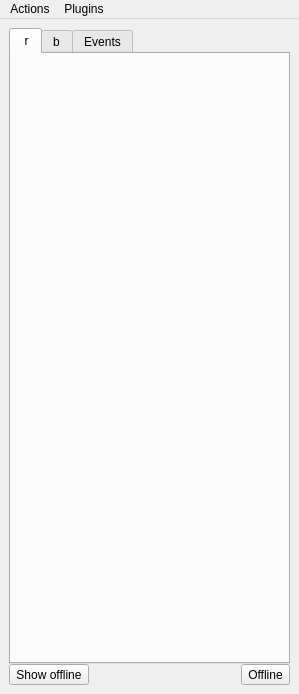
xmpp-graveyard/jabbim, file widgets/mainWindow.ui: the form before one commit.
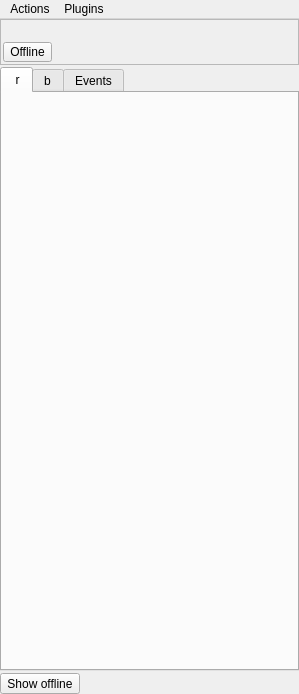
The form after the commit. Icons and pictures are not drawn.

Commit message: zacatek self kontaktu

```diff
--- a/widgets/mainWindow.ui
+++ b/widgets/mainWindow.ui
@@ -18,10 +18,10 @@
   <widget class="QWidget" name="centralwidget" >
    <layout class="QGridLayout" >
     <property name="margin" >
-     <number>9</number>
+     <number>0</number>
     </property>
     <property name="spacing" >
-     <number>6</number>
+     <number>0</number>
     </property>
     <item row="0" column="0" >
      <widget class="QStackedWidget" name="rosterStackedWidget" >
@@ -198,9 +198,93 @@
          <number>0</number>
         </property>
         <property name="spacing" >
-         <number>0</number>
+         <number>2</number>
         </property>
-        <item row="1" column="0" >
+        <item row="0" column="0" >
+         <widget class="QFrame" name="frame" >
+          <property name="frameShape" >
+           <enum>QFrame::StyledPanel</enum>
+          </property>
+          <property name="frameShadow" >
+           <enum>QFrame::Plain</enum>
+          </property>
+          <layout class="QGridLayout" >
+           <property name="margin" >
+            <number>2</number>
+           </property>
+           <property name="spacing" >
+            <number>0</number>
+           </property>
+           <item row="1" column="2" >
+            <spacer>
+             <property name="orientation" >
+              <enum>Qt::Horizontal</enum>
+             </property>
+             <property name="sizeHint" >
+              <size>
+               <width>161</width>
+               <height>20</height>
+              </size>
+             </property>
+            </spacer>
+           </item>
+           <item row="1" column="1" >
+            <widget class="QToolButton" name="statusButton" >
+             <property name="maximumSize" >
+              <size>
+               <width>16777215</width>
+               <height>20</height>
+              </size>
+             </property>
+             <property name="toolTip" >
+              <string>Here you can change your status</string>
+             </property>
+             <property name="text" >
+              <string>Offline</string>
+             </property>
+             <property name="popupMode" >
+              <enum>QToolButton::InstantPopup</enum>
+             </property>
+             <property name="toolButtonStyle" >
+              <enum>Qt::ToolButtonTextBesideIcon</enum>
+             </property>
+            </widget>
+           </item>
+           <item rowspan="2" row="0" column="0" >
+            <widget class="QLabel" name="selfAvatar" >
+             <property name="text" >
+              <string>
+</string>
+             </property>
+             <property name="margin" >
+              <number>2</number>
+             </property>
+            </widget>
+           </item>
+           <item row="0" column="2" >
+            <spacer>
+             <property name="orientation" >
+              <enum>Qt::Horizontal</enum>
+             </property>
+             <property name="sizeHint" >
+              <size>
+               <width>171</width>
+               <height>20</height>
+              </size>
+             </property>
+            </spacer>
+           </item>
+           <item row="0" column="1" >
+            <widget class="QLabel" name="selfName" >
+             <property name="text" >
+              <string/>
+             </property>
+            </widget>
+           </item>
+          </layout>
+         </widget>
+        </item>
+        <item row="2" column="0" >
          <layout class="QHBoxLayout" >
           <property name="margin" >
            <number>0</number>
@@ -237,25 +321,9 @@
             </property>
            </spacer>
           </item>
-          <item>
-           <widget class="QToolButton" name="statusButton" >
-            <property name="toolTip" >
-             <string>Here you can change your status</string>
-            </property>
-            <property name="text" >
-             <string>Offline</string>
-            </property>
-            <property name="popupMode" >
-             <enum>QToolButton::InstantPopup</enum>
-            </property>
-            <property name="toolButtonStyle" >
-             <enum>Qt::ToolButtonTextBesideIcon</enum>
-            </property>
-           </widget>
-          </item>
          </layout>
         </item>
-        <item row="0" column="0" >
+        <item row="1" column="0" >
          <widget class="QTabWidget" name="tabWidget" >
           <property name="toolTip" >
            <string/>
```
Left out of the diff: 4 changed lines with no effect on the pictures. The commit also changes 4 other files.
